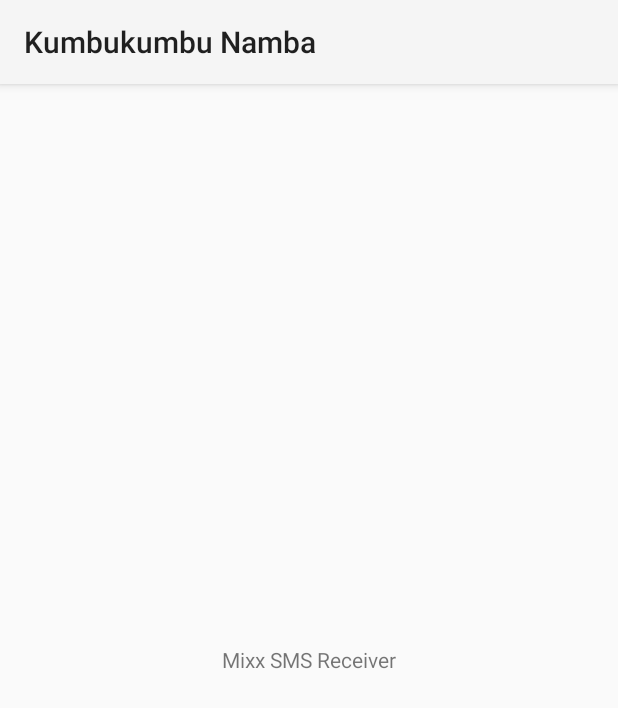
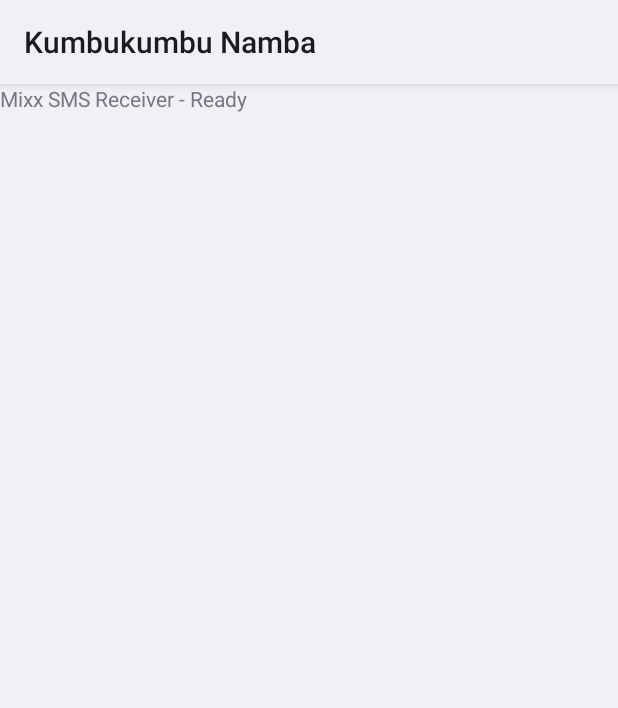
Before and after one commit to CronosKIng/kumbukumbu-namba, an Android app: the screen it shows after launch (MainActivity), on a phone screen of 412 x 824 dp. Shown: the top 708 px of the screen. Run offline under Robolectric (Android 15) with nearby library versions, the phone set to English and light mode, and no system bars.

Commit message:
🔧 NO DEPENDENCIES - Use Android SDK only

```diff
--- a/app/build.gradle
+++ b/app/build.gradle
@@ -4,6 +4,7 @@ plugins {
 
 android {
     compileSdk 33
+    namespace 'com.ghosttester.kumbukumbu'
 
     defaultConfig {
         applicationId "com.ghosttester.kumbukumbu"
@@ -20,7 +21,7 @@ android {
     }
 }
 
+// NO DEPENDENCIES - use Android SDK only
 dependencies {
-    implementation 'androidx.appcompat:appcompat:1.6.1'
-    implementation 'com.squareup.okhttp3:okhttp:4.9.3'
+    // No external dependencies - using Android SDK only
 }
--- a/app/src/main/AndroidManifest.xml
+++ b/app/src/main/AndroidManifest.xml
@@ -11,7 +11,7 @@
         android:allowBackup="true"
         android:icon="@mipmap/ic_launcher"
         android:label="Kumbukumbu Namba"
-        android:theme="@style/AppTheme">
+        android:theme="@android:style/Theme.DeviceDefault.Light">
 
         <activity
             android:name=".MainActivity"
--- a/app/src/main/java/com/ghosttester/kumbukumbu/MainActivity.java
+++ b/app/src/main/java/com/ghosttester/kumbukumbu/MainActivity.java
@@ -1,61 +1,17 @@
 package com.ghosttester.kumbukumbu;
 
-import android.Manifest;
-import android.content.pm.PackageManager;
+import android.app.Activity;
 import android.os.Bundle;
 import android.widget.TextView;
-import android.widget.Toast;
-import androidx.appcompat.app.AppCompatActivity;
-import androidx.core.app.ActivityCompat;
-import androidx.core.content.ContextCompat;
 
-public class MainActivity extends AppCompatActivity {
-
-    private static final int SMS_PERMISSION_CODE = 100;
-    private TextView statusText;
-
+public class MainActivity extends Activity {
     @Override
     protected void onCreate(Bundle savedInstanceState) {
         super.onCreate(savedInstanceState);
-        setContentView(R.layout.activity_main);
 
-        statusText = findViewById(R.id.statusText);
-
-        // Check SMS permissions
-        if (hasSmsPermission()) {
-            startSmsService();
-            statusText.setText(getString(R.string.status_working));
-        } else {
-            requestSmsPermission();
-        }
-    }
-
-    private boolean hasSmsPermission() {
-        return ContextCompat.checkSelfPermission(this,
-                Manifest.permission.READ_SMS) == PackageManager.PERMISSION_GRANTED;
-    }
-
-    private void requestSmsPermission() {
-        ActivityCompat.requestPermissions(this,
-                new String[]{Manifest.permission.READ_SMS},
-                SMS_PERMISSION_CODE);
-    }
-
-    private void startSmsService() {
-        // Service itaanza automatically
-        Toast.makeText(this, "Mixx SMS Service Started", Toast.LENGTH_LONG).show();
-    }
-
-    @Override
-    public void onRequestPermissionsResult(int requestCode, String[] permissions, int[] grantResults) {
-        super.onRequestPermissionsResult(requestCode, permissions, grantResults);
-        if (requestCode == SMS_PERMISSION_CODE) {
-            if (grantResults.length > 0 && grantResults[0] == PackageManager.PERMISSION_GRANTED) {
-                startSmsService();
-                statusText.setText(getString(R.string.status_working));
-            } else {
-                statusText.setText(getString(R.string.status_no_permission));
-            }
-        }
+        // Create UI programmatically without layouts
+        TextView textView = new TextView(this);
+        textView.setText("Mixx SMS Receiver - Ready");
+        setContentView(textView);
     }
 }
--- a/app/src/main/res/layout/activity_main.xml
+++ /dev/null
@@ -1,13 +0,0 @@
-<?xml version="1.0" encoding="utf-8"?>
-<LinearLayout xmlns:android="http://schemas.android.com/apk/res/android"
-    android:layout_width="match_parent"
-    android:layout_height="match_parent"
-    android:gravity="center">
-
-    <TextView
-        android:id="@+id/statusText"
-        android:layout_width="wrap_content"
-        android:layout_height="wrap_content"
-        android:text="Mixx SMS Receiver" />
-
-</LinearLayout>
```
Also changed, not shown: app/src/main/java/com/ghosttester/kumbukumbu/SmsReceiver.java (+1 -92 lines).
